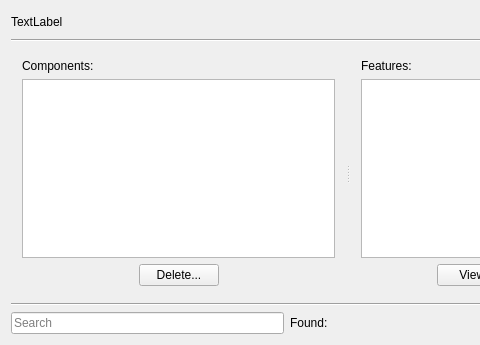
Old version of the form widget.ui in the repository acraig5075/kbutwa-utils; both pictures show x 0 to 480 and y 0 to 345 of the 787 by 345 pixel window.
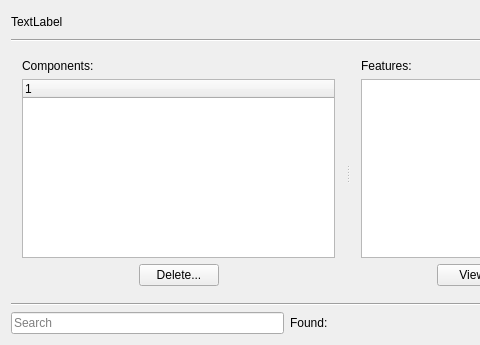
New version of the form.

Diff of the .ui file:
```diff
--- a/widget.ui
+++ b/widget.ui
@@ -57,7 +57,7 @@
      <property name="orientation">
       <enum>Qt::Horizontal</enum>
      </property>
-     <widget class="QWidget" name="">
+     <widget class="QWidget" name="layoutWidget">
       <layout class="QVBoxLayout" name="verticalLayout">
        <item>
         <widget class="QLabel" name="label_4">
@@ -67,7 +67,13 @@
         </widget>
        </item>
        <item>
-        <widget class="QTreeView" name="componentsTreeView"/>
+        <widget class="QTreeWidget" name="treeWidget">
+         <column>
+          <property name="text">
+           <string notr="true">1</string>
+          </property>
+         </column>
+        </widget>
        </item>
        <item>
         <layout class="QHBoxLayout" name="horizontalLayout">
@@ -108,7 +114,7 @@
        </item>
       </layout>
      </widget>
-     <widget class="QWidget" name="">
+     <widget class="QWidget" name="layoutWidget">
       <layout class="QVBoxLayout" name="verticalLayout_2">
        <item>
         <widget class="QLabel" name="label_5">
```
Left out of the diff: 2 changed lines with no effect on the pictures.
